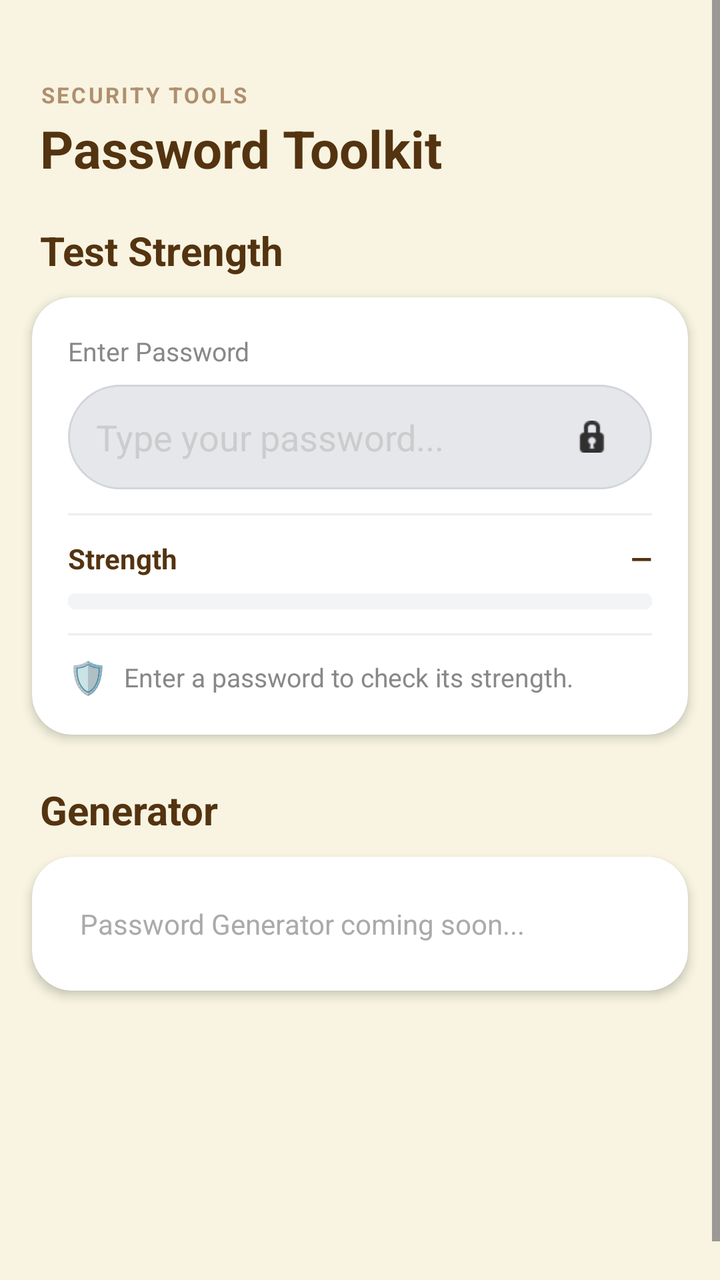
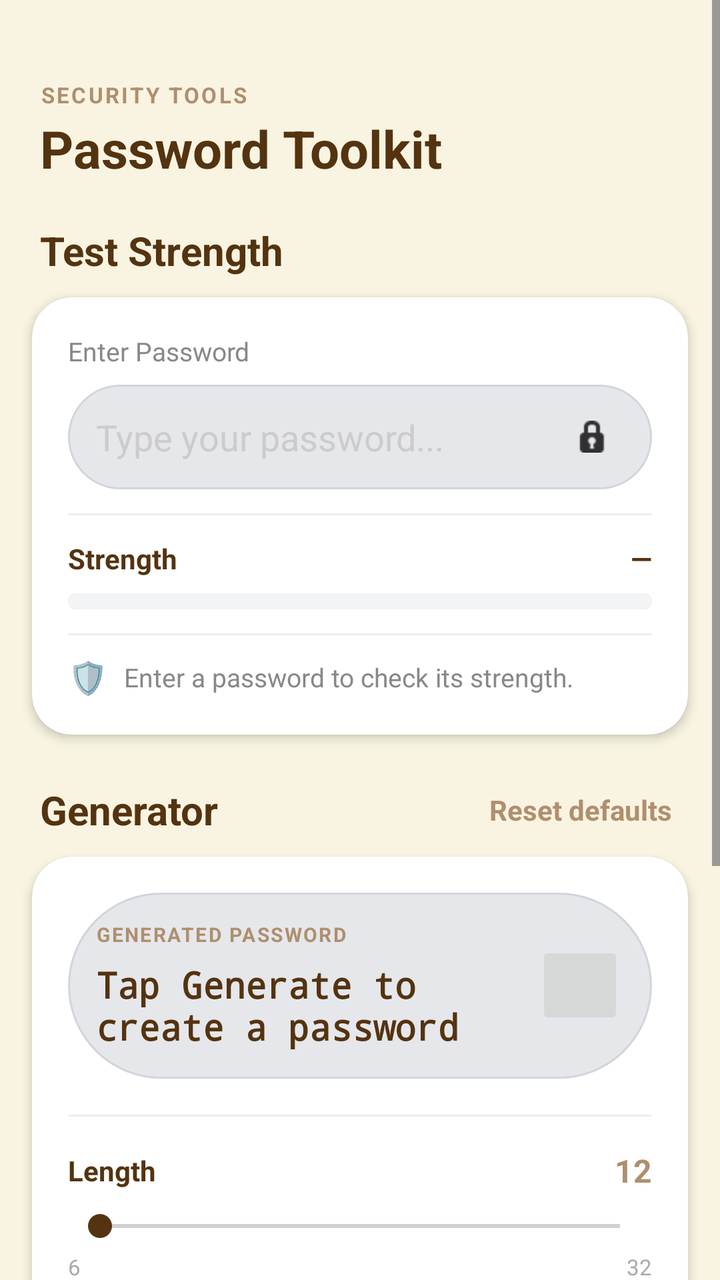

The first picture is an Android layout as it rendered before a commit; the second is the same layout after the commit. The layout source and the unified diff follow.
<!-- AndroidManifest.xml: application theme Theme.VIGIL -->
<!-- res/layout/fragment_password.xml -->
<?xml version="1.0" encoding="utf-8"?>
<ScrollView xmlns:android="http://schemas.android.com/apk/res/android"
    android:layout_width="match_parent"
    android:layout_height="match_parent"
    xmlns:app="http://schemas.android.com/apk/res-auto"
    android:fillViewport="true"
    android:background="@color/bg_primary">

    <LinearLayout
        android:layout_width="match_parent"
        android:layout_height="wrap_content"
        android:orientation="vertical"
        android:layout_marginTop="20dp">

        
        <LinearLayout
            android:layout_width="match_parent"
            android:layout_height="wrap_content"
            android:orientation="horizontal"
            android:padding="20dp"
            android:gravity="center_vertical">

            <LinearLayout
                android:layout_width="0dp"
                android:layout_height="wrap_content"
                android:layout_weight="1"
                android:orientation="vertical">

                <TextView
                    android:layout_width="wrap_content"
                    android:layout_height="wrap_content"
                    android:text="SECURITY TOOLS"
                    android:textColor="@color/accent_gold"
                    android:textSize="11sp"
                    android:letterSpacing="0.1"
                    android:textStyle="bold"/>

                <TextView
                    android:layout_width="wrap_content"
                    android:layout_height="wrap_content"
                    android:text="Password Toolkit"
                    android:textColor="@color/text_dark"
                    android:textSize="26sp"
                    android:textStyle="bold"
                    android:layout_marginTop="2dp"/>

            </LinearLayout>

        </LinearLayout>

        
        <TextView
            android:layout_width="wrap_content"
            android:layout_height="wrap_content"
            android:layout_marginStart="20dp"
            android:layout_marginBottom="10dp"
            android:text="Test Strength"
            android:textColor="@color/text_dark"
            android:textSize="20sp"
            android:textStyle="bold"/>

        
        <androidx.cardview.widget.CardView
            android:layout_width="match_parent"
            android:layout_height="wrap_content"
            android:layout_marginStart="16dp"
            android:layout_marginEnd="16dp"
            app:cardBackgroundColor="@color/white"
            app:cardCornerRadius="20dp"
            app:cardElevation="3dp">

            <LinearLayout
                android:layout_width="match_parent"
                android:layout_height="wrap_content"
                android:orientation="vertical"
                android:padding="18dp">

                
                <TextView
                    android:layout_width="wrap_content"
                    android:layout_height="wrap_content"
                    android:text="Enter Password"
                    android:textColor="#888888"
                    android:textSize="13sp"
                    android:layout_marginBottom="8dp"/>

                
                <LinearLayout
                    android:layout_width="match_parent"
                    android:layout_height="wrap_content"
                    android:orientation="horizontal"
                    android:gravity="center_vertical"
                    android:background="@drawable/bg_progress_track"
                    android:paddingStart="14dp"
                    android:paddingEnd="10dp"
                    android:paddingTop="4dp"
                    android:paddingBottom="4dp">

                    
                    <EditText
                        android:id="@+id/et_password"
                        android:layout_width="0dp"
                        android:layout_height="wrap_content"
                        android:layout_weight="1"
                        android:inputType="textPassword"
                        android:background="@null"
                        android:textSize="18sp"
                        android:textColor="@color/text_dark"
                        android:hint="Type your password..."
                        android:textColorHint="#CCCCCC"
                        android:paddingTop="10dp"
                        android:paddingBottom="10dp"/>

                    
                    <ImageButton
                        android:id="@+id/btn_toggle_password"
                        android:layout_width="40dp"
                        android:layout_height="40dp"
                        android:src="@android:drawable/ic_secure"
                        android:background="@null"
                        android:contentDescription="Toggle password visibility"
                        android:padding="8dp"/>

                </LinearLayout>

                
                <View
                    android:layout_width="match_parent"
                    android:layout_height="1dp"
                    android:background="#EEEEEE"
                    android:layout_marginTop="12dp"
                    android:layout_marginBottom="12dp"/>

                
                <LinearLayout
                    android:layout_width="match_parent"
                    android:layout_height="wrap_content"
                    android:orientation="horizontal"
                    android:gravity="center_vertical"
                    android:layout_marginBottom="8dp">

                    <TextView
                        android:layout_width="0dp"
                        android:layout_height="wrap_content"
                        android:layout_weight="1"
                        android:text="Strength"
                        android:textColor="@color/text_dark"
                        android:textSize="14sp"
                        android:textStyle="bold"/>

                    
                    <TextView
                        android:id="@+id/tv_strength_label"
                        android:layout_width="wrap_content"
                        android:layout_height="wrap_content"
                        android:text="—"
                        android:textColor="@color/text_dark"
                        android:textSize="14sp"
                        android:textStyle="bold"/>

                </LinearLayout>

                
                <ProgressBar
                    android:id="@+id/progress_strength"
                    style="?android:attr/progressBarStyleHorizontal"
                    android:layout_width="match_parent"
                    android:layout_height="8dp"
                    android:max="100"
                    android:progress="0"
                    android:progressDrawable="@drawable/progress_risk_bar"
                    android:background="@drawable/bg_progress_track"
                    android:layout_marginBottom="12dp"/>

                
                <View
                    android:layout_width="match_parent"
                    android:layout_height="1dp"
                    android:background="#EEEEEE"
                    android:layout_marginBottom="10dp"/>

                
                <LinearLayout
                    android:layout_width="match_parent"
                    android:layout_height="wrap_content"
                    android:orientation="horizontal"
                    android:gravity="center_vertical">

                    <TextView
                        android:layout_width="wrap_content"
                        android:layout_height="wrap_content"
                        android:text="🛡"
                        android:textSize="16sp"
                        android:layout_marginEnd="8dp"/>

                    <TextView
                        android:id="@+id/tv_feedback_message"
                        android:layout_width="0dp"
                        android:layout_height="wrap_content"
                        android:layout_weight="1"
                        android:text="Enter a password to check its strength."
                        android:textColor="#888888"
                        android:textSize="13sp"
                        android:lineSpacingMultiplier="1.4"/>

                </LinearLayout>

                

                
                <TextView
                    android:id="@+id/tv_tips_header"
                    android:layout_width="wrap_content"
                    android:layout_height="wrap_content"
                    android:text="Improvement Tips:"
                    android:textColor="@color/text_dark"
                    android:textSize="13sp"
                    android:textStyle="bold"
                    android:layout_marginTop="12dp"
                    android:layout_marginBottom="4dp"
                    android:visibility="gone"/>

                
                <LinearLayout
                    android:id="@+id/layout_tips"
                    android:layout_width="match_parent"
                    android:layout_height="wrap_content"
                    android:orientation="vertical"
                    android:visibility="gone"/>

            </LinearLayout>

        </androidx.cardview.widget.CardView>

        
        <TextView
            android:layout_width="wrap_content"
            android:layout_height="wrap_content"
            android:layout_marginStart="20dp"
            android:layout_marginTop="24dp"
            android:layout_marginBottom="10dp"
            android:text="Generator"
            android:textColor="@color/text_dark"
            android:textSize="20sp"
            android:textStyle="bold"/>

        <androidx.cardview.widget.CardView
            android:layout_width="match_parent"
            android:layout_height="wrap_content"
            android:layout_marginStart="16dp"
            android:layout_marginEnd="16dp"
            android:layout_marginBottom="24dp"
            app:cardBackgroundColor="@color/white"
            app:cardCornerRadius="20dp"
            app:cardElevation="3dp">

            <TextView
                android:layout_width="wrap_content"
                android:layout_height="wrap_content"
                android:padding="24dp"
                android:text="Password Generator coming soon..."
                android:textColor="#AAAAAA"
                android:textSize="14sp"/>

        </androidx.cardview.widget.CardView>

    </LinearLayout>

</ScrollView>
<!-- resources referenced by this layout -->
<resources>
  <color name="accent_gold">#AF8F6F</color>
  <color name="bg_primary">#F8F4E1</color>
  <color name="text_dark">#543310</color>
  <color name="white">#FFFFFFFF</color>
  <!-- drawable bg_progress_track (drawable) -->
  <?xml version="1.0" encoding="utf-8"?>
  <shape xmlns:android="http://schemas.android.com/apk/res/android"
      android:shape="rectangle">
      <solid android:color="#E5E7EB" />
  
      <corners android:radius="999dp" />
  
      <stroke
          android:width="1dp"
          android:color="#D1D5DB" />
  </shape>
  <!-- drawable progress_risk_bar (drawable) -->
  <?xml version="1.0" encoding="utf-8"?>
  <layer-list xmlns:android="http://schemas.android.com/apk/res/android">
      <item android:id="@android:id/background">
          <shape>
              <corners android:radius="999dp" />
              <solid android:color="#F3F4F6" /> </shape>
      </item>
  
      <item android:id="@android:id/progress">
          <clip>
              <shape>
                  <corners android:radius="999dp" />
                  <gradient
                      android:startColor="#F97316"
                      android:endColor="#EF4444"
                      android:angle="0"
                      android:type="linear" />
              </shape>
          </clip>
      </item>
  </layer-list>
  <style name="Theme.VIGIL" parent="Base.Theme.VIGIL" />
  <style name="Base.Theme.VIGIL" parent="Theme.Material3.DayNight.NoActionBar">
          
          <item name="android:windowBackground">@color/bg_primary</item>
          <item name="colorPrimary">@color/card_dark</item>
          <item name="colorOnPrimary">@color/white</item>
          <item name="colorSecondary">@color/accent_gold</item>
          <item name="colorOnSecondary">@color/card_dark</item>
          <item name="android:statusBarColor">@color/bg_primary</item>
          <item name="android:windowLightStatusBar">true</item>
  
          
          <item name="bottomNavigationStyle">@style/Widget.App.BottomNavigationView</item>
      </style>
  <color name="card_dark">#543310</color>
  <style name="Widget.App.BottomNavigationView" parent="Widget.Material3.BottomNavigationView">
          <item name="backgroundTint">@color/bg_primary</item>
          <item name="itemIconTint">@color/color_nav_item</item>
          <item name="itemTextColor">@color/color_nav_item</item>
          <item name="itemActiveIndicatorStyle">@style/App.ActiveIndicator</item>
      </style>
  <style name="App.ActiveIndicator" parent="Widget.Material3.BottomNavigationView.ActiveIndicator">
          <item name="android:color">@color/nav_active_indicator</item>
      </style>
  <color name="nav_active_indicator">#543310</color>
</resources>

<!-- the commit's change to res/layout/fragment_password.xml (unified diff, before → after) -->
@@ -12,7 +12,6 @@
         android:orientation="vertical"
         android:layout_marginTop="20dp">
 
-        
         <LinearLayout
             android:layout_width="match_parent"
             android:layout_height="wrap_content"
@@ -48,7 +47,6 @@
 
         </LinearLayout>
 
-        
         <TextView
             android:layout_width="wrap_content"
             android:layout_height="wrap_content"
@@ -59,7 +57,6 @@
             android:textSize="20sp"
             android:textStyle="bold"/>
 
-        
         <androidx.cardview.widget.CardView
             android:layout_width="match_parent"
             android:layout_height="wrap_content"
@@ -75,7 +72,6 @@
                 android:orientation="vertical"
                 android:padding="18dp">
 
-                
                 <TextView
                     android:layout_width="wrap_content"
                     android:layout_height="wrap_content"
@@ -123,7 +119,6 @@
 
                 </LinearLayout>
 
-                
                 <View
                     android:layout_width="match_parent"
                     android:layout_height="1dp"
@@ -172,7 +167,6 @@
                     android:background="@drawable/bg_progress_track"
                     android:layout_marginBottom="12dp"/>
 
-                
                 <View
                     android:layout_width="match_parent"
                     android:layout_height="1dp"
@@ -193,6 +187,7 @@
                         android:textSize="16sp"
                         android:layout_marginEnd="8dp"/>
 
+                    
                     <TextView
                         android:id="@+id/tv_feedback_message"
                         android:layout_width="0dp"
@@ -204,8 +199,6 @@
                         android:lineSpacingMultiplier="1.4"/>
 
                 </LinearLayout>
-
-                
 
                 
                 <TextView
@@ -232,17 +225,37 @@
 
         </androidx.cardview.widget.CardView>
 
-        
-        <TextView
-            android:layout_width="wrap_content"
+        <LinearLayout
+            android:layout_width="match_parent"
             android:layout_height="wrap_content"
+            android:orientation="horizontal"
+            android:gravity="center_vertical"
             android:layout_marginStart="20dp"
+            android:layout_marginEnd="20dp"
             android:layout_marginTop="24dp"
-            android:layout_marginBottom="10dp"
-            android:text="Generator"
-            android:textColor="@color/text_dark"
-            android:textSize="20sp"
-            android:textStyle="bold"/>
+            android:layout_marginBottom="10dp">
+
+            <TextView
+                android:layout_width="0dp"
+                android:layout_height="wrap_content"
+                android:layout_weight="1"
+                android:text="Generator"
+                android:textColor="@color/text_dark"
+                android:textSize="20sp"
+                android:textStyle="bold"/>
+
+            
+            <TextView
+                android:id="@+id/tv_reset_defaults"
+                android:layout_width="wrap_content"
+                android:layout_height="wrap_content"
+                android:text="Reset defaults"
+                android:textColor="@color/accent_gold"
+                android:textSize="14sp"
+                android:textStyle="bold"
+                android:padding="4dp"/>
+
+        </LinearLayout>
 
         <androidx.cardview.widget.CardView
             android:layout_width="match_parent"
@@ -254,13 +267,276 @@
             app:cardCornerRadius="20dp"
             app:cardElevation="3dp">
 
-            <TextView
-                android:layout_width="wrap_content"
+            <LinearLayout
+                android:layout_width="match_parent"
                 android:layout_height="wrap_content"
-                android:padding="24dp"
-                android:text="Password Generator coming soon..."
-                android:textColor="#AAAAAA"
-                android:textSize="14sp"/>
+                android:orientation="vertical"
+                android:padding="18dp">
+
+                
+                <LinearLayout
+                    android:layout_width="match_parent"
+                    android:layout_height="wrap_content"
+                    android:orientation="horizontal"
+                    android:gravity="center_vertical"
+                    android:background="@drawable/bg_progress_track"
+                    android:padding="14dp"
+                    android:layout_marginBottom="18dp">
+
+                    <LinearLayout
+                        android:layout_width="0dp"
+                        android:layout_height="wrap_content"
+                        android:layout_weight="1"
+                        android:orientation="vertical">
+
+                        <TextView
+                            android:layout_width="wrap_content"
+                            android:layout_height="wrap_content"
+                            android:text="GENERATED PASSWORD"
+                            android:textColor="@color/accent_gold"
+                            android:textSize="10sp"
+                            android:letterSpacing="0.08"
+                            android:textStyle="bold"
+                            android:layout_marginBottom="6dp"/>
+
+                        <TextView
+                            android:id="@+id/tv_generated_password"
+                            android:layout_width="wrap_content"
+                            android:layout_height="wrap_content"
+                            android:text="Tap Generate to create a password"
+                            android:textColor="@color/text_dark"
+                            android:textSize="18sp"
+                            android:textStyle="bold"
+                            android:fontFamily="monospace"/>
+
+                    </LinearLayout>
+
+                    <ImageButton
+                        android:id="@+id/btn_copy_password"
+                        android:layout_width="44dp"
+                        android:layout_height="44dp"
+                        android:src="@drawable/ic_menu_copybtn"
+                        android:backgroundTint="@null"
+                        android:contentDescription="Copy password"
+                        android:padding="10dp"/>
+
+                </LinearLayout>
+
+                
+                <View
+                    android:layout_width="match_parent"
+                    android:layout_height="1dp"
+                    android:background="#EEEEEE"
+                    android:layout_marginBottom="16dp"/>
+
+                
+                <LinearLayout
+                    android:layout_width="match_parent"
+                    android:layout_height="wrap_content"
+                    android:orientation="horizontal"
+                    android:gravity="center_vertical"
+                    android:layout_marginBottom="8dp">
+
+                    <TextView
+                        android:layout_width="0dp"
+                        android:layout_height="wrap_content"
+                        android:layout_weight="1"
+                        android:text="Length"
+                        android:textColor="@color/text_dark"
+                        android:textSize="14sp"
+                        android:textStyle="bold"/>
+
+                    <TextView
+                        android:id="@+id/tv_length_value"
+                        android:layout_width="wrap_content"
+                        android:layout_height="wrap_content"
+                        android:text="12"
+                        android:textColor="@color/accent_gold"
+                        android:textSize="16sp"
+                        android:textStyle="bold"/>
+
+                </LinearLayout>
+
+                <SeekBar
+                    android:id="@+id/seekbar_length"
+                    android:layout_width="match_parent"
+                    android:layout_height="wrap_content"
+                    android:layout_marginBottom="4dp"
+                    android:progressTint="@color/card_dark"
+                    android:thumbTint="@color/card_dark"/>
+
+                
+                <LinearLayout
+                    android:layout_width="match_parent"
+                    android:layout_height="wrap_content"
+                    android:orientation="horizontal"
+                    android:layout_marginBottom="18dp">
+
+                    <TextView
+                        android:layout_width="0dp"
+                        android:layout_height="wrap_content"
+                        android:layout_weight="1"
+                        android:text="6"
+                        android:textColor="#AAAAAA"
+                        android:textSize="11sp"/>
+
+                    <TextView
+                        android:layout_width="wrap_content"
+                        android:layout_height="wrap_content"
+                        android:text="32"
+                        android:textColor="#AAAAAA"
+                        android:textSize="11sp"/>
+
+                </LinearLayout>
+
+                
+                <View
+                    android:layout_width="match_parent"
+                    android:layout_height="1dp"
+                    android:background="#EEEEEE"
+                    android:layout_marginBottom="16dp"/>
+
+                <LinearLayout
+                    android:layout_width="match_parent"
+                    android:layout_height="wrap_content"
+                    android:orientation="horizontal"
+                    android:layout_marginBottom="10dp">
+
+                    
+                    <LinearLayout
+                        android:layout_width="0dp"
+                        android:layout_height="wrap_content"
+                        android:layout_weight="1"
+                        android:orientation="horizontal"
+                        android:gravity="center_vertical"
+                        android:background="@drawable/bg_progress_track"
+                        android:padding="12dp"
+                        android:layout_marginEnd="6dp">
+
+                        <CheckBox
+                            android:id="@+id/cb_uppercase"
+                            android:layout_width="wrap_content"
+                            android:layout_height="wrap_content"
+                            android:checked="true"
+                            android:buttonTint="@color/card_dark"/>
+
+                        <TextView
+                            android:layout_width="wrap_content"
+                            android:layout_height="wrap_content"
+                            android:text="Uppercase"
+                            android:textColor="@color/text_dark"
+                            android:textSize="13sp"
+                            android:layout_marginStart="6dp"/>
+
+                    </LinearLayout>
+
+                    
+                    <LinearLayout
+                        android:layout_width="0dp"
+                        android:layout_height="wrap_content"
+                        android:layout_weight="1"
+                        android:orientation="horizontal"
+                        android:gravity="center_vertical"
+                        android:background="@drawable/bg_progress_track"
+                        android:padding="12dp"
+                        android:layout_marginStart="6dp">
+
+                        <CheckBox
+                            android:id="@+id/cb_lowercase"
+                            android:layout_width="wrap_content"
+                            android:layout_height="wrap_content"
+                            android:checked="true"
+                            android:buttonTint="@color/card_dark"/>
+
+                        <TextView
+                            android:layout_width="wrap_content"
+                            android:layout_height="wrap_content"
+                            android:text="Lowercase"
+                            android:textColor="@color/text_dark"
+                            android:textSize="13sp"
+                            android:layout_marginStart="6dp"/>
+
+                    </LinearLayout>
+
+                </LinearLayout>
+
+                <LinearLayout
+                    android:layout_width="match_parent"
+                    android:layout_height="wrap_content"
+                    android:orientation="horizontal"
+                    android:layout_marginBottom="18dp">
+
+                    
+                    <LinearLayout
+                        android:layout_width="0dp"
+                        android:layout_height="wrap_content"
+                        android:layout_weight="1"
+                        android:orientation="horizontal"
+                        android:gravity="center_vertical"
+                        android:background="@drawable/bg_progress_track"
+                        android:padding="12dp"
+                        android:layout_marginEnd="6dp">
+
+                        <CheckBox
+                            android:id="@+id/cb_numbers"
+                            android:layout_width="wrap_content"
+                            android:layout_height="wrap_content"
+                            android:checked="true"
+                            android:buttonTint="@color/card_dark"/>
+
+                        <TextView
+                            android:layout_width="wrap_content"
+                            android:layout_height="wrap_content"
+                            android:text="Numbers"
+                            android:textColor="@color/text_dark"
+                            android:textSize="13sp"
+                            android:layout_marginStart="6dp"/>
+
+                    </LinearLayout>
+
+                    
+                    <LinearLayout
+                        android:layout_width="0dp"
+                        android:layout_height="wrap_content"
+                        android:layout_weight="1"
+                        android:orientation="horizontal"
+                        android:gravity="center_vertical"
+                        android:background="@drawable/bg_progress_track"
+                        android:padding="12dp"
+                        android:layout_marginStart="6dp">
+
+                        <CheckBox
+                            android:id="@+id/cb_symbols"
+                            android:layout_width="wrap_content"
+                            android:layout_height="wrap_content"
+                            android:checked="false"
+                            android:buttonTint="@color/card_dark"/>
+
+                        <TextView
+                            android:layout_width="wrap_content"
+                            android:layout_height="wrap_content"
+                            android:text="Symbols"
+                            android:textColor="@color/text_dark"
+                            android:textSize="13sp"
+                            android:layout_marginStart="6dp"/>
+
+                    </LinearLayout>
+
+                </LinearLayout>
+
+                <Button
+                    android:id="@+id/btn_generate"
+                    android:layout_width="match_parent"
+                    android:layout_height="56dp"
+                    android:text="⟳  Generate New Password"
+                    android:textColor="@color/text_light"
+                    android:textSize="15sp"
+                    android:textStyle="bold"
+                    android:backgroundTint="@color/card_dark"
+                    android:stateListAnimator="@null"
+                    android:elevation="4dp"/>
+
+            </LinearLayout>
 
         </androidx.cardview.widget.CardView>
 
<!-- resource entries referenced after the edit -->
@@ -2,7 +2,9 @@
 <resources>
   <color name="accent_gold">#AF8F6F</color>
   <color name="bg_primary">#F8F4E1</color>
+  <color name="card_dark">#543310</color>
   <color name="text_dark">#543310</color>
+  <color name="text_light">#F8F4E1</color>
   <color name="white">#FFFFFFFF</color>
   <!-- drawable bg_progress_track (drawable) -->
   <?xml version="1.0" encoding="utf-8"?>
@@ -16,6 +18,7 @@
           android:width="1dp"
           android:color="#D1D5DB" />
   </shape>
+  <!-- drawable ic_menu_copybtn: png bitmap (drawable, 10376 bytes) -->
   <!-- drawable progress_risk_bar (drawable) -->
   <?xml version="1.0" encoding="utf-8"?>
   <layer-list xmlns:android="http://schemas.android.com/apk/res/android">
@@ -52,7 +55,6 @@
           
           <item name="bottomNavigationStyle">@style/Widget.App.BottomNavigationView</item>
       </style>
-  <color name="card_dark">#543310</color>
   <style name="Widget.App.BottomNavigationView" parent="Widget.Material3.BottomNavigationView">
           <item name="backgroundTint">@color/bg_primary</item>
           <item name="itemIconTint">@color/color_nav_item</item>
